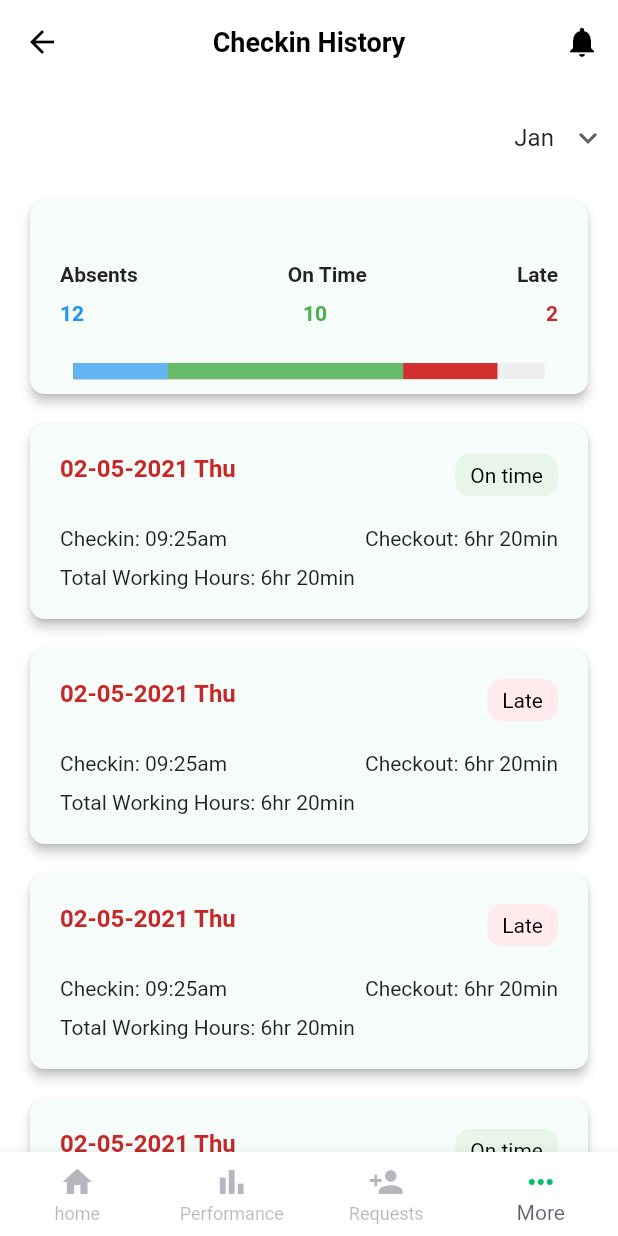
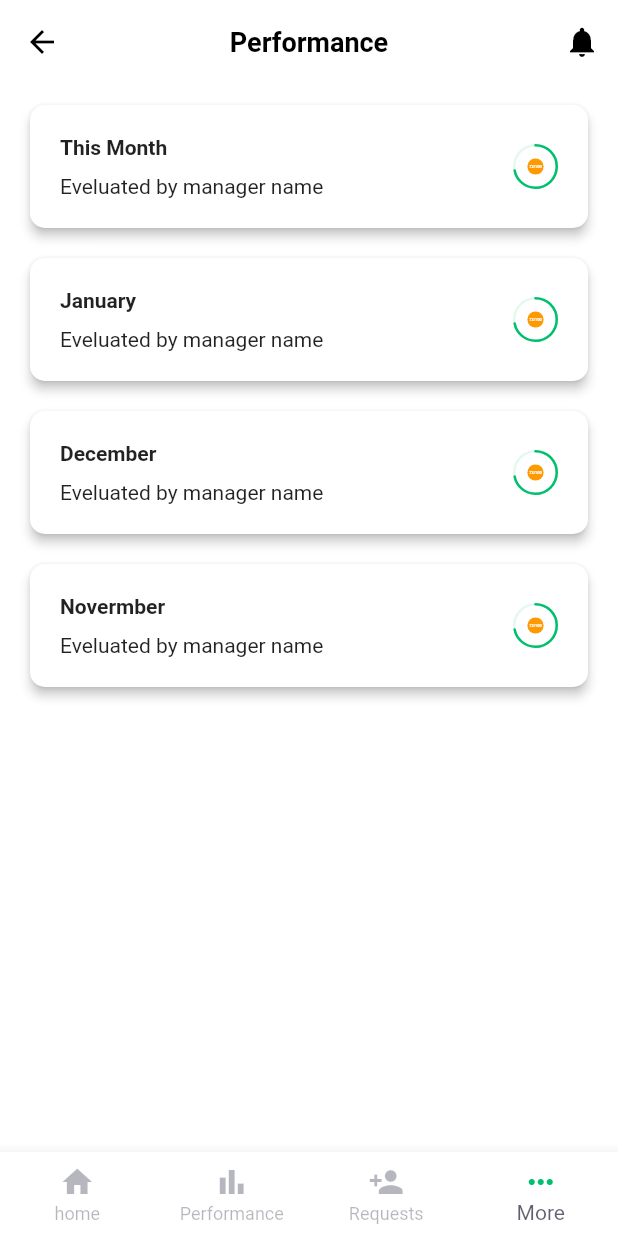
Before and after one commit to alche2014/chat_flutter_002, a Flutter app: the Nav screen opened directly, item 4 of the bottom bar chosen, on a phone screen of 412 x 824 dp. Run offline on Flutter 3.47's test engine with Material 2 defaults, Android fonts, the phone set to English and light mode, and no system bars; drawn by our look-alikes of percent_indicator; our stand-ins replace flutter_rating_bar, grouped_list, shared_preferences; accounts and stored records are empty.

Commit message:
performaance screens

```diff
--- /dev/null
+++ b/lib/HR_app/Screens/Performance2/Component/performance2_card.dart
@@ -0,0 +1,69 @@
+import 'package:chatapp/HR_app/Screens/Performance2/screen_overall_performance.dart';
+import 'package:chatapp/HR_app/circular_bar.dart';
+import 'package:chatapp/HR_app/constants.dart';
+import 'package:flutter/material.dart';
+
+class Performance2Card extends StatelessWidget {
+  String text1;
+  String text2;
+
+  Performance2Card(this.text1, this.text2);
+
+  @override
+  Widget build(BuildContext context) {
+    return Padding(
+      padding: const EdgeInsets.symmetric(horizontal: 20,vertical: 10),
+      child: Material(
+        elevation: 3,
+        borderRadius: BorderRadius.circular(10),
+        color: MediaQuery.of(context).platformBrightness == Brightness.light
+            ? Colors.white
+            : kContentColorLightTheme.withOpacity(0.1),
+        child: InkWell(
+          borderRadius: BorderRadius.circular(10),
+          onTap: (){
+              Navigator.of(context).
+              push(MaterialPageRoute(builder: (contex) => Performance3())
+              );
+          },
+          child: Container(
+            padding: EdgeInsets.all(20),
+            decoration: BoxDecoration(
+              borderRadius: BorderRadius.all(
+                Radius.circular(10),
+              ),
+            // border: Border.all(color: Colors.grey.withOpacity(0.3), width: 2),
+            ),
+            //==============content==================//
+            child: Row(
+              mainAxisAlignment: MainAxisAlignment.spaceBetween,
+              children: <Widget>[
+                Column(
+                  crossAxisAlignment: CrossAxisAlignment.start,
+                  children: [
+                    Text(
+                      text1,
+                      style: TextStyle(fontWeight: FontWeight.bold),
+                    ),
+                    SizedBox(
+                      height: 10,
+                    ),
+                    Text(text2),
+                  ],
+                ),
+                Container(
+                  height: 30,
+                  width: 30,
+                  child: FittedBox(
+                    fit: BoxFit.cover,
+                    child: CircularBar(),
+                  ),
+                ),
+              ],
+            ),
+          ),
+        ),
+      ),
+    );
+  }
+}
--- /dev/null
+++ b/lib/HR_app/Screens/Performance2/screen_performance2.dart
@@ -0,0 +1,26 @@
+import 'package:chatapp/HR_app/Screens/Performance2/Component/performance2_card.dart';
+import 'package:chatapp/HR_app/Screens/app_bar.dart';
+import 'package:flutter/material.dart';
+
+class Performance2 extends StatelessWidget {
+  String text1 = 'This Month';
+  String text2 = 'January';
+  String text3 = 'December';
+  String text4 = 'Novermber';
+  String subtitle = 'Eveluated by manager name';
+
+  @override
+  Widget build(BuildContext context) {
+    return Scaffold(
+      appBar: app_bar('Performance'),
+      body: Column(
+        children: [
+          Performance2Card(text1, subtitle),
+          Performance2Card(text2, subtitle),
+          Performance2Card(text3, subtitle),
+          Performance2Card(text4, subtitle),
+        ],
+      ),
+    );
+  }
+}
--- a/lib/HR_app/Screens/navigaton_bar.dart
+++ b/lib/HR_app/Screens/navigaton_bar.dart
@@ -4,8 +4,8 @@ import 'package:chatapp/HR_app/Screens/Events/ScreenEvents2/JoindMembers/screen_
 import 'package:chatapp/HR_app/Screens/Events/ScreenEvents2/screen_events2.dart';
 import 'package:chatapp/HR_app/Screens/More/screen_more.dart';
 import 'package:chatapp/HR_app/Screens/Notification/screen_notification.dart';
+import 'package:chatapp/HR_app/Screens/Performance2/screen_performance2.dart';
 import 'package:chatapp/HR_app/Screens/Request/screen_request.dart';
-import 'package:chatapp/HR_app/Screens/TeamHistory/screen_team_history.dart';
 import 'package:flutter/material.dart';
 
 class Nav extends StatefulWidget {
@@ -20,7 +20,7 @@ class _NavState extends State<Nav> {
     Center(child: More()),
     Center(child: Events()),
     Center(child: Request()),
-    Center(child: CheckinHistory()),
+    Center(child: Performance2()),
   ];
   @override
   Widget build(BuildContext context) {
--- /dev/null
+++ b/lib/HR_app/circular_bar.dart
@@ -0,0 +1,36 @@
+import 'package:chatapp/HR_app/constants.dart';
+import 'package:flutter/material.dart';
+import 'package:percent_indicator/circular_percent_indicator.dart';
+
+final darkRed = Color(0xffbf2634);
+final lightPink = Color(0xffF8E7E9);
+final lightGreen = Color(0xffD6FBE0);
+
+class CircularBar extends StatelessWidget {
+
+  @override
+  Widget build(BuildContext context) {
+    return CircularPercentIndicator(
+      radius: 250,
+      lineWidth: 14,
+      backgroundColor: kPrimaryColor.withOpacity(0.1),
+      percent: 0.72,
+      progressColor: kPrimaryColor,
+      circularStrokeCap: CircularStrokeCap.round,
+      animation: true,
+      center: Container(
+          height: 90,
+          width: 90,
+          decoration: BoxDecoration(
+            borderRadius: BorderRadius.circular(100),
+            color: kSecondaryColor,
+          ),
+          child: Center(
+              child: Text(
+            '72/100',
+            style: TextStyle(
+                color: Colors.white, fontSize: 21, fontWeight: FontWeight.bold),
+          ))),
+    );
+  }
+}
--- a/lib/HR_app/signup_screens/signin_scaffold.dart
+++ b/lib/HR_app/signup_screens/signin_scaffold.dart
@@ -1,4 +1,4 @@
-import 'package:chatapp/HR_app/signup_screens/components/doted_stepbar.dart';
+import 'package:chatapp/HR_app/doted_stepbar.dart';
 import 'package:chatapp/HR_app/signup_screens/forms/Pg18_skill.dart';
 import 'package:chatapp/HR_app/signup_screens/forms/Pg4_personalinfo.dart';
 import 'package:chatapp/HR_app/signup_screens/forms/Pg5_experience.dart';
--- a/pubspec.yaml
+++ b/pubspec.yaml
@@ -33,6 +33,7 @@ dependencies:
   intl: ^0.17.0
   percent_indicator: ^3.0.1
   shared_preferences: ^2.0.7
+  flutter_rating_bar: ^4.0.0
 
 dev_dependencies:
   flutter_test:
```
Also changed, not shown: lib/HR_app/RaitingBar.dart (added, +66 -0 lines), lib/HR_app/Screens/Performance2/screen_learning1.dart (added, +65 -0 lines), lib/HR_app/Screens/Performance2/screen_learning2.dart (added, +64 -0 lines), lib/HR_app/Screens/Performance2/screen_overall_performance.dart (added, +63 -0 lines), lib/HR_app/Screens/Personal_Informatin2/screen_personal_info2.dart (+46 -16 lines), lib/HR_app/Screens/Personal_Information1/Components/form.dart (+71 -24 lines), lib/HR_app/constants.dart (+4 -4 lines), lib/HR_app/signup_screens/forms/Pg4_personalinfo.dart (+21 -18 lines), lib/HR_app/doted_stepbar.dart (renamed from lib/HR_app/signup_screens/components/doted_stepbar.dart), pubspec.lock.
